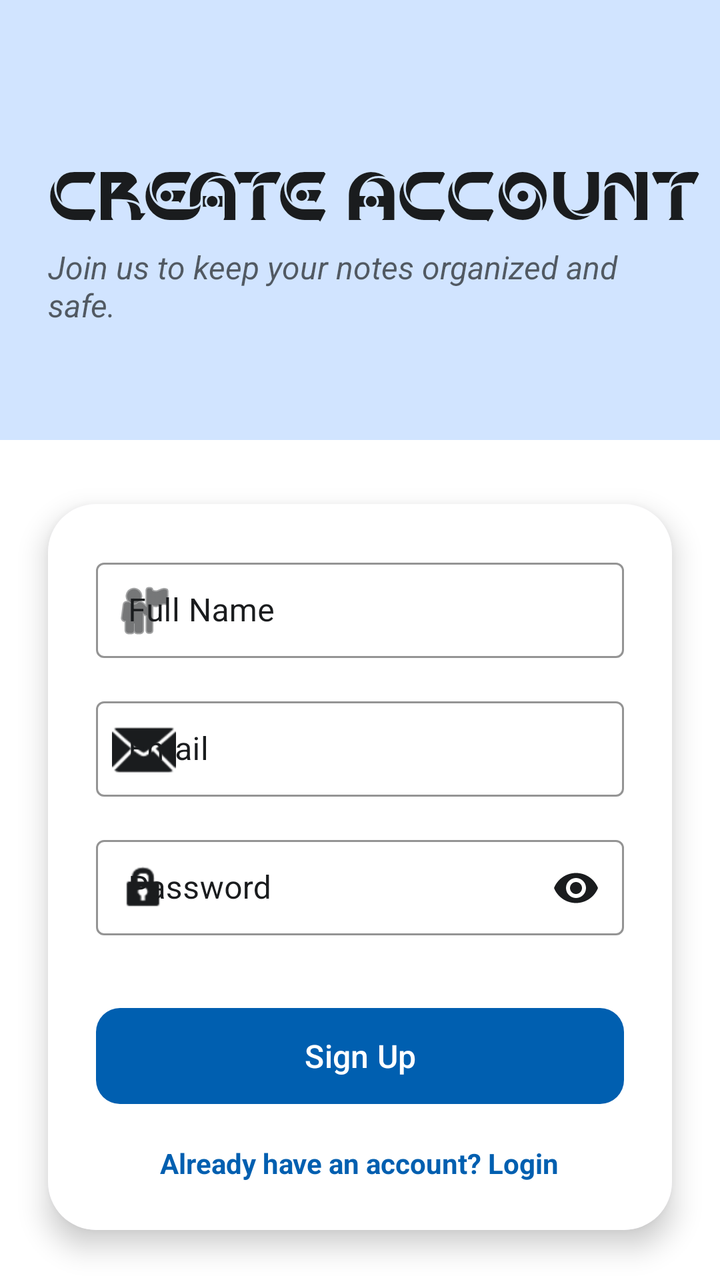
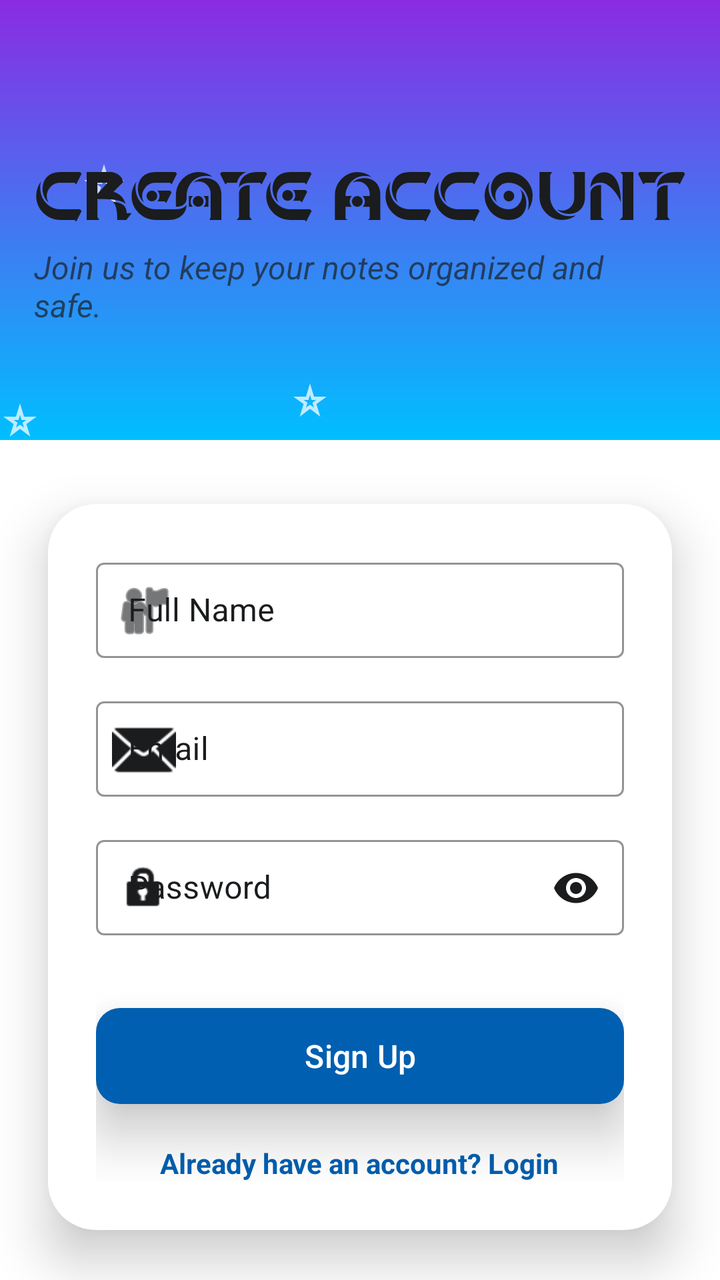

An Android layout rendered at two revisions. The XML below is the earlier revision; the diff shows what the commit changed to produce the second picture.
<!-- AndroidManifest.xml: application theme Theme.Notepad -->
<!-- res/layout/activity_signup_page.xml -->
<?xml version="1.0" encoding="utf-8"?>
<androidx.constraintlayout.widget.ConstraintLayout xmlns:android="http://schemas.android.com/apk/res/android"
    xmlns:app="http://schemas.android.com/apk/res-auto"
    xmlns:tools="http://schemas.android.com/tools"
    android:layout_width="match_parent"
    android:layout_height="match_parent"
    android:background="@color/white"
    tools:context=".signup_page">

    <View
        android:id="@+id/top_decoration"
        android:layout_width="match_parent"
        android:layout_height="220dp"
        android:background="@color/blue"
        app:layout_constraintTop_toTopOf="parent" />

    <TextView
        android:id="@+id/signup_title"
        android:layout_width="wrap_content"
        android:layout_height="wrap_content"
        android:layout_marginStart="24dp"
        android:layout_marginTop="80dp"
        android:fontFamily="@font/created"
        android:text="@string/create_account"
        android:textColor="@color/black"
        android:textSize="22sp"
        app:layout_constraintStart_toStartOf="parent"
        app:layout_constraintTop_toTopOf="parent" />

    <TextView
        android:id="@+id/signup_subtitle"
        android:layout_width="0dp"
        android:layout_height="wrap_content"
        android:layout_marginEnd="48dp"
        android:layout_marginTop="8dp"
        android:alpha="0.7"
        android:textStyle="italic"
        android:text="@string/sign_up_desc"
        android:textColor="@color/black"
        android:textSize="16sp"
        app:layout_constraintEnd_toEndOf="parent"
        app:layout_constraintStart_toStartOf="@id/signup_title"
        app:layout_constraintTop_toBottomOf="@id/signup_title" />

    <com.google.android.material.card.MaterialCardView
        android:layout_width="match_parent"
        android:layout_height="wrap_content"
        android:layout_marginHorizontal="24dp"
        android:layout_marginTop="32dp"
        app:cardCornerRadius="24dp"
        app:cardElevation="8dp"
        app:strokeWidth="0dp"
        app:layout_constraintTop_toBottomOf="@id/top_decoration">

        <LinearLayout
            android:layout_width="match_parent"
            android:layout_height="wrap_content"
            android:orientation="vertical"
            android:background="@color/white"
            android:padding="24dp">

            <com.google.android.material.textfield.TextInputLayout
                android:layout_width="match_parent"
                android:layout_height="wrap_content"
                android:hint="@string/full_name"
                app:boxBackgroundColor="@color/white"
                android:textColorHint="@color/black"
                app:hintTextColor="@color/black"
                app:boxStrokeColor="@color/accent_orange"
                app:startIconDrawable="@android:drawable/ic_menu_myplaces"
                app:startIconTint="@color/black"
                style="@style/Widget.MaterialComponents.TextInputLayout.OutlinedBox.Dense">

                <com.google.android.material.textfield.TextInputEditText
                    android:id="@+id/name_et"
                    android:layout_width="match_parent"
                    android:textColor="@color/black"
                    android:layout_height="wrap_content"
                    android:inputType="textPersonName" />
            </com.google.android.material.textfield.TextInputLayout>

            <com.google.android.material.textfield.TextInputLayout
                android:layout_width="match_parent"
                android:layout_height="wrap_content"
                android:layout_marginTop="16dp"
                app:boxBackgroundColor="@color/white"
                android:textColorHint="@color/black"
                app:hintTextColor="@color/black"
                app:boxStrokeColor="@color/accent_orange"
                android:hint="@string/email"
                app:startIconDrawable="@android:drawable/ic_dialog_email"
                app:startIconTint="@color/black"
                style="@style/Widget.MaterialComponents.TextInputLayout.OutlinedBox.Dense">

                <com.google.android.material.textfield.TextInputEditText
                    android:id="@+id/email_et"
                    android:layout_width="match_parent"
                    android:layout_height="wrap_content"
                    android:textColor="@color/black"
                    android:inputType="textEmailAddress" />
            </com.google.android.material.textfield.TextInputLayout>

            <com.google.android.material.textfield.TextInputLayout
                android:layout_width="match_parent"
                android:layout_height="wrap_content"
                android:layout_marginTop="16dp"
                android:hint="@string/password"
                app:startIconDrawable="@android:drawable/ic_lock_idle_lock"
                app:startIconTint="@color/black"
                app:hintTextColor="@color/black"
                app:boxStrokeColor="@color/accent_orange"
                android:textColorHint="@color/black"
                app:passwordToggleEnabled="true"
                app:passwordToggleTint="@color/black"
                style="@style/Widget.MaterialComponents.TextInputLayout.OutlinedBox.Dense">

                <com.google.android.material.textfield.TextInputEditText
                    android:id="@+id/password_et"
                    android:layout_width="match_parent"
                    android:layout_height="wrap_content"
                    android:textColor="@color/black"
                    android:inputType="textPassword" />
            </com.google.android.material.textfield.TextInputLayout>

            <com.google.android.material.button.MaterialButton
                android:id="@+id/signup_btn"
                android:layout_width="match_parent"
                android:layout_height="56dp"
                android:layout_marginTop="32dp"
                android:text="@string/sign_up"
                android:textAllCaps="false"
                android:textSize="16sp"
                android:textColor="@color/white"
                app:cornerRadius="12dp"
                app:backgroundTint="@color/btn_blue" />

            <TextView
                android:id="@+id/login_tv"
                android:layout_width="wrap_content"
                android:layout_height="wrap_content"
                android:layout_gravity="center"
                android:layout_marginTop="16dp"
                android:text="@string/already_have_account"
                android:textColor="@color/btn_blue"
                android:textStyle="bold" />

        </LinearLayout>
    </com.google.android.material.card.MaterialCardView>

</androidx.constraintlayout.widget.ConstraintLayout>
<!-- resources referenced by this layout -->
<resources>
  <color name="accent_orange">#FFB900</color>
  <color name="black">#1A1C1E</color>
  <color name="blue">#D1E4FF</color>
  <color name="btn_blue">#005FB0</color>
  <color name="white">#FFFFFF</color>
  <string name="already_have_account">Already have an account? Login</string>
  <string name="create_account">Create Account</string>
  <string name="email">Email</string>
  <string name="full_name">Full Name</string>
  <string name="password">Password</string>
  <string name="sign_up">Sign Up</string>
  <string name="sign_up_desc">Join us to keep your notes organized and safe.</string>
  <style name="Theme.Notepad" parent="Base.Theme.Notepad" />
  <style name="Base.Theme.Notepad" parent="Theme.Material3.DayNight.NoActionBar">
          
          
      </style>
</resources>

<!-- the commit's change to res/layout/activity_signup_page.xml (unified diff, before → after) -->
@@ -11,21 +11,22 @@
         android:id="@+id/top_decoration"
         android:layout_width="match_parent"
         android:layout_height="220dp"
-        android:background="@color/blue"
+        android:background="@drawable/background"
         app:layout_constraintTop_toTopOf="parent" />
 
     <TextView
         android:id="@+id/signup_title"
         android:layout_width="wrap_content"
         android:layout_height="wrap_content"
-        android:layout_marginStart="24dp"
         android:layout_marginTop="80dp"
         android:fontFamily="@font/created"
         android:text="@string/create_account"
         android:textColor="@color/black"
         android:textSize="22sp"
         app:layout_constraintStart_toStartOf="parent"
-        app:layout_constraintTop_toTopOf="parent" />
+        app:layout_constraintTop_toTopOf="parent"
+        app:layout_constraintEnd_toEndOf="parent"
+        />
 
     <TextView
         android:id="@+id/signup_subtitle"
@@ -48,7 +49,7 @@
         android:layout_marginHorizontal="24dp"
         android:layout_marginTop="32dp"
         app:cardCornerRadius="24dp"
-        app:cardElevation="8dp"
+        app:cardElevation="15dp"
         app:strokeWidth="0dp"
         app:layout_constraintTop_toBottomOf="@id/top_decoration">
 
@@ -129,6 +130,10 @@
                 android:layout_marginTop="32dp"
                 android:text="@string/sign_up"
                 android:textAllCaps="false"
+                android:elevation="10dp"
+                android:translationZ="6dp"
+                android:stateListAnimator="@null"
+                android:shadowColor="@color/black"
                 android:textSize="16sp"
                 android:textColor="@color/white"
                 app:cornerRadius="12dp"
<!-- resource entries referenced after the edit -->
@@ -2,9 +2,50 @@
 <resources>
   <color name="accent_orange">#FFB900</color>
   <color name="black">#1A1C1E</color>
-  <color name="blue">#D1E4FF</color>
   <color name="btn_blue">#005FB0</color>
   <color name="white">#FFFFFF</color>
+  <!-- drawable background (drawable) -->
+  <?xml version="1.0" encoding="utf-8"?>
+  <layer-list xmlns:android="http://schemas.android.com/apk/res/android">
+  
+  
+      <item>
+          <shape android:shape="rectangle">
+              <gradient
+                  android:startColor="@color/start_color"
+                  android:endColor="@color/end_color"
+                  android:angle="200" />
+          </shape>
+      </item>
+  
+  
+      <item
+          android:width="24dp"
+          android:height="24dp"
+          android:top="80dp"
+          android:left="40dp"
+          android:gravity="top|left"
+          android:drawable="@drawable/baseline_star_purple500_24" />
+  
+  
+      <item
+          android:width="20dp"
+          android:height="20dp"
+          android:top="180dp"
+          android:right="50dp"
+          android:gravity="center"
+          android:drawable="@drawable/baseline_star_purple500_24" />
+  
+  
+      <item
+          android:width="20dp"
+          android:height="20dp"
+          android:top="10dp"
+          android:right="50dp"
+          android:gravity="bottom|left"
+          android:drawable="@drawable/baseline_star_purple500_24" />
+  
+  </layer-list>
   <string name="already_have_account">Already have an account? Login</string>
   <string name="create_account">Create Account</string>
   <string name="email">Email</string>
@@ -13,6 +54,14 @@
   <string name="sign_up">Sign Up</string>
   <string name="sign_up_desc">Join us to keep your notes organized and safe.</string>
   <style name="Theme.Notepad" parent="Base.Theme.Notepad" />
+  <color name="start_color">#8A2BE2</color>
+  <color name="end_color">#00BFFF</color>
+  <!-- drawable baseline_star_purple500_24 (drawable) -->
+  <vector xmlns:android="http://schemas.android.com/apk/res/android" android:alpha="0.74" android:height="10dp" android:tint="#FFFFFF" android:viewportHeight="24" android:viewportWidth="24" android:width="10dp">
+        
+      <path android:fillColor="@android:color/white" android:pathData="M12,8.89L12.94,12h2.82l-2.27,1.62l0.93,3.01L12,14.79l-2.42,1.84l0.93,-3.01L8.24,12h2.82L12,8.89M12,2l-2.42,8H2l6.17,4.41L5.83,22L12,17.31L18.18,22l-2.35,-7.59L22,10h-7.58L12,2L12,2z"/>
+      
+  </vector>
   <style name="Base.Theme.Notepad" parent="Theme.Material3.DayNight.NoActionBar">
           
           
